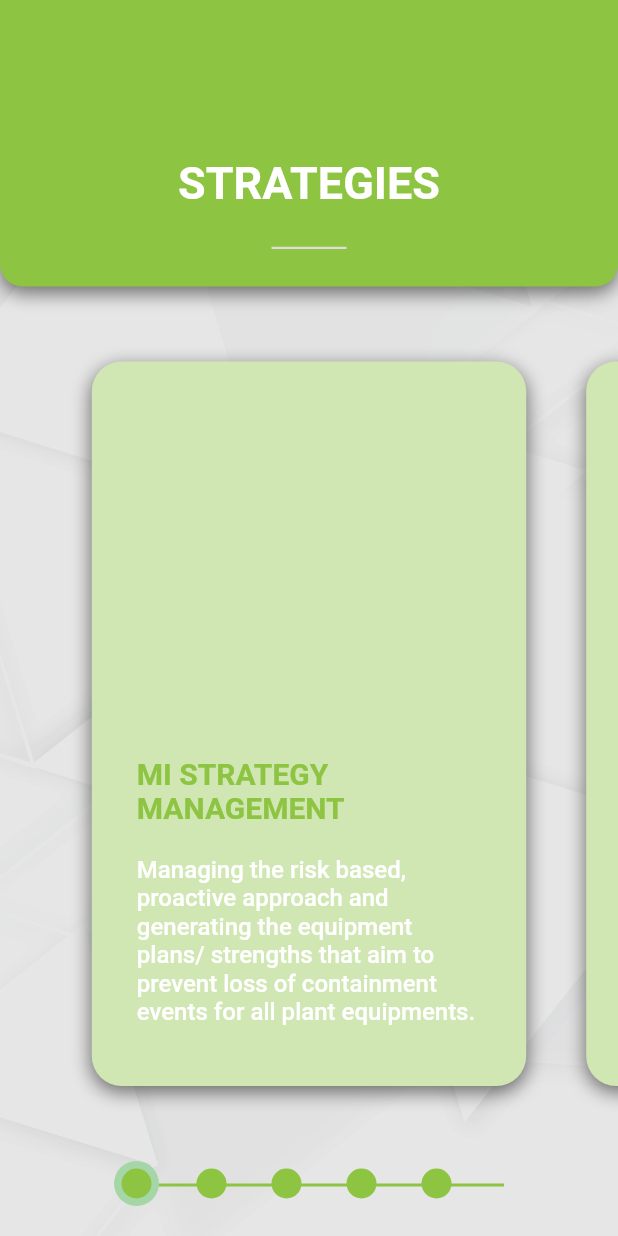
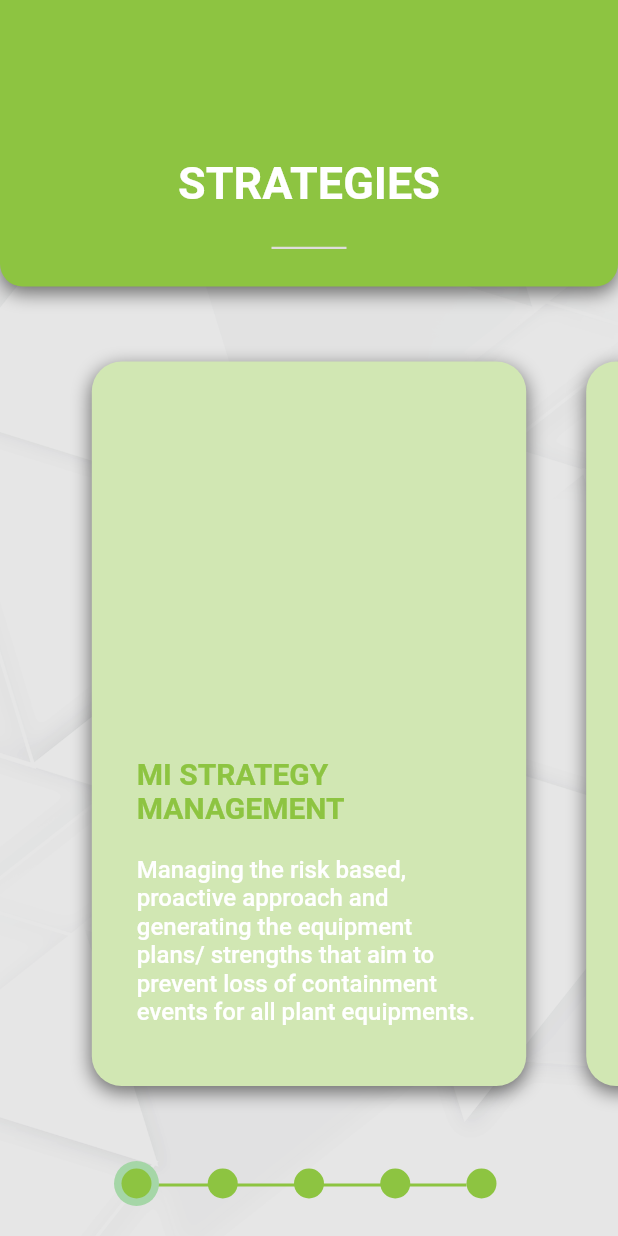
Before and after one commit to SonQBChau/brand_root_solution, a Flutter app: the StrategiesPage screen opened directly, on a phone screen of 412 x 824 dp. Run offline on Flutter 3.47's test engine with Material 2 defaults, Android fonts, the phone set to English and light mode, and no system bars; missing offline and left inert: animator.

Commit message:
Update dot_indicator_widget.dart

```diff
--- a/lib/widgets/dot_indicator_widget.dart
+++ b/lib/widgets/dot_indicator_widget.dart
@@ -15,80 +15,128 @@ class DotIndicatorWidget extends StatelessWidget {
       margin: EdgeInsets.only(bottom: 20),
       height: 30,
       width: 260,
-      child: _buildDotIndicator(),
+      child: _buildDotIndicator(dotCount, activePosition, 230),
     );
   }
 
-  _buildDotIndicator() {
-    return Stack(
-      children: <Widget>[
-        Positioned(
+  _buildDotIndicator(int dotCount, int activePosition, double width) {
+    double spacing = width/(dotCount-1);
+    double dotSize = 20;
+    double activeDotSize = 30;
+
+    List<Positioned> dotList = [];
+    Positioned lineWidget =  Positioned(
       top: 15,
       left: 5,
       child: SizedBox(
         height: 2.0,
-            width: 260,
+        width: width,
         child: Container(
           height: 2.0,
           color: colorGreen,
         ),
       ),
-        ),
-        Positioned(
+    );
+
+    Positioned activeDot = Positioned(
       top: 0,
-          left: (0),
+      left: 0,
       child: Container(
-            height: 30,
-            width: 30,
+        height: activeDotSize,
+        width: activeDotSize,
         decoration: new BoxDecoration(shape: BoxShape.circle, color: Colors.green[200]),
       ),
-        ),
-        Positioned(
+    );
+
+    dotList.add(lineWidget);
+    dotList.add(activeDot);
+
+
+
+    for (var i = 0; i < dotCount; i++){
+        Positioned newDot =  Positioned(
           top: 5,
-          left: 5,
+          left: 5 + i * spacing,
           child: Container(
-            height: 20,
-            width: 20,
+            height: dotSize,
+            width: dotSize,
             decoration: new BoxDecoration(shape: BoxShape.circle, color: colorGreen),
           ),
-        ),
-        Positioned(
-          top: 5,
-          left: 55,
-          child: Container(
-            height: 20,
-            width: 20,
-            decoration: new BoxDecoration(shape: BoxShape.circle, color: colorGreen),
-          ),
-        ),
-        Positioned(
-          top: 5,
-          left: 105,
-          child: Container(
-            height: 20,
-            width: 20,
-            decoration: new BoxDecoration(shape: BoxShape.circle, color: colorGreen),
-          ),
-        ),
-        Positioned(
-          top: 5,
-          left: 155,
-          child: Container(
-            height: 20,
-            width: 20,
-            decoration: new BoxDecoration(shape: BoxShape.circle, color: colorGreen),
-          ),
-        ),
-        Positioned(
-          top: 5,
-          left: 205,
-          child: Container(
-            height: 20,
-            width: 20,
-            decoration: new BoxDecoration(shape: BoxShape.circle, color: colorGreen),
-          ),
-        ),
-      ],
+        );
+
+        dotList.add(newDot);
+    }
+
+    return Stack(
+      children: dotList,
+//      <Widget>[
+//        Positioned(
+//          top: 15,
+//          left: 5,
+//          child: SizedBox(
+//            height: 2.0,
+//            width: 260,
+//            child: Container(
+//              height: 2.0,
+//              color: colorGreen,
+//            ),
+//          ),
+//        ),
+//        Positioned(
+//          top: 0,
+//          left: (0),
+//          child: Container(
+//            height: 30,
+//            width: 30,
+//            decoration: new BoxDecoration(shape: BoxShape.circle, color: Colors.green[200]),
+//          ),
+//        ),
+//        Positioned(
+//          top: 5,
+//          left: 5,
+//          child: Container(
+//            height: 20,
+//            width: 20,
+//            decoration: new BoxDecoration(shape: BoxShape.circle, color: colorGreen),
+//          ),
+//        ),
+//        Positioned(
+//          top: 5,
+//          left: 55,
+//          child: Container(
+//            height: 20,
+//            width: 20,
+//            decoration: new BoxDecoration(shape: BoxShape.circle, color: colorGreen),
+//          ),
+//        ),
+//        Positioned(
+//          top: 5,
+//          left: 105,
+//          child: Container(
+//            height: 20,
+//            width: 20,
+//            decoration: new BoxDecoration(shape: BoxShape.circle, color: colorGreen),
+//          ),
+//        ),
+//        Positioned(
+//          top: 5,
+//          left: 155,
+//          child: Container(
+//            height: 20,
+//            width: 20,
+//            decoration: new BoxDecoration(shape: BoxShape.circle, color: colorGreen),
+//          ),
+//        ),
+//        Positioned(
+//          top: 5,
+//          left: 205,
+//          child: Container(
+//            height: 20,
+//            width: 20,
+//            decoration: new BoxDecoration(shape: BoxShape.circle, color: colorGreen),
+//          ),
+//        ),
+//      ],
     );
   }
 }
```
Lines whose indentation alone changed are shown as unchanged.
